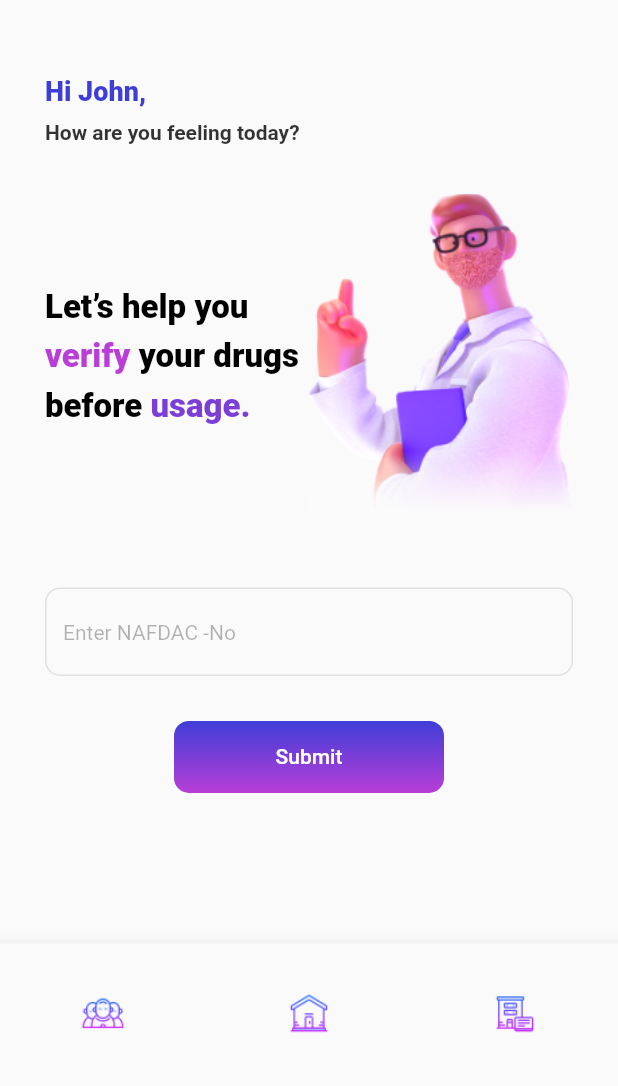
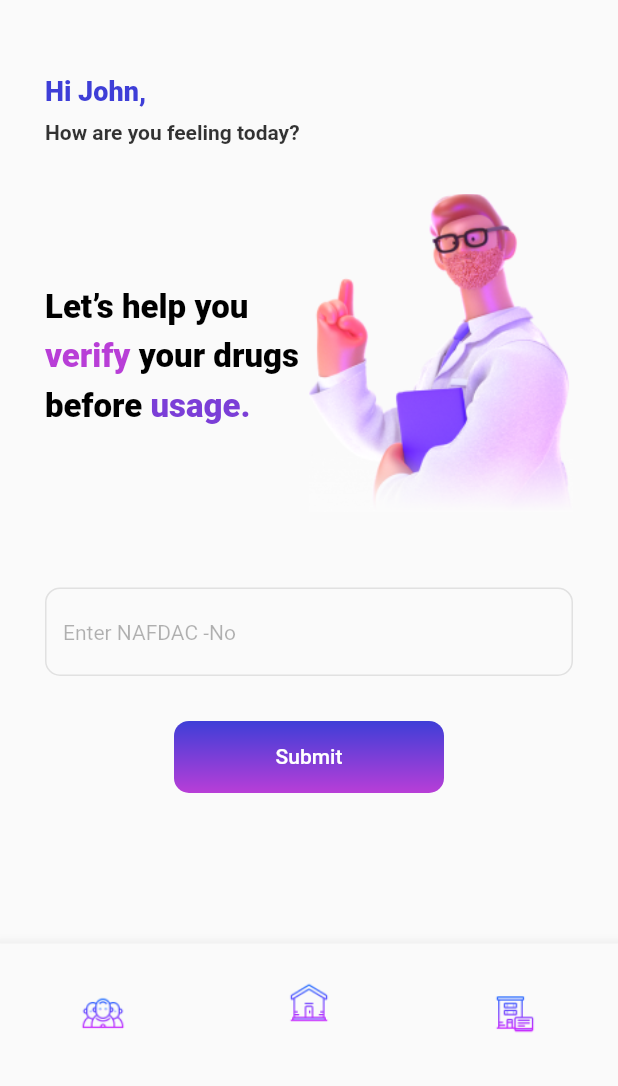
Before and after one commit to emodot/dv_app, a Flutter app: the screen it shows after launch, after a tap on "Skip", after a tap on "Submit", on a phone screen of 412 x 824 dp, the part 150-1236 px from its top. Run offline on Flutter 3.47's test engine with Material 2 defaults, Android fonts, the phone set to English and light mode, and no system bars; our stand-ins replace flutter_svg.

Commit message:
restructed the bottom nav bar

```diff
--- /dev/null
+++ b/lib/layouts/main_app.dart
@@ -0,0 +1,107 @@
+import 'package:dv_app/screens/about/about_screen.dart';
+import 'package:dv_app/screens/home/home_screen.dart';
+import 'package:dv_app/screens/team/team_screen.dart';
+import 'package:flutter/material.dart';
+
+class MainApp extends StatefulWidget {
+  const MainApp({super.key});
+
+  @override
+  State<MainApp> createState() => _MainAppState();
+}
+
+class _MainAppState extends State<MainApp> {
+  int currentIndex = 1;
+  final screens = [
+    const AboutScreen(),
+    const HomeScreen(),
+    const TeamScreen(),
+  ];
+
+  @override
+  Widget build(BuildContext context) {
+    return Scaffold(
+      body: screens[currentIndex],
+      bottomNavigationBar: SizedBox(
+        height: 95,
+        child: BottomNavigationBar(
+          showSelectedLabels: true,
+          showUnselectedLabels: false,
+          currentIndex: currentIndex,
+          onTap: (index) => setState(() => currentIndex = index),
+          items: [
+            BottomNavigationBarItem(
+              label: "",
+              icon: Image.asset(
+                "assets/icons/team.png",
+                width: 30,
+                height: 30,
+              ),
+            ),
+            BottomNavigationBarItem(
+              label: "",
+              icon: Image.asset(
+                "assets/icons/home.png",
+                width: 30,
+                height: 30,
+              ),
+            ),
+            BottomNavigationBarItem(
+              label: "",
+              icon: Image.asset(
+                "assets/icons/about.png",
+                width: 30,
+                height: 30,
+              ),
+            ),
+          ],
+        ),
+      ),
+    );
+  }
+}
+
+class BottomNavBar extends StatelessWidget {
+  const BottomNavBar({
+    super.key,
+  });
+
+  @override
+  Widget build(BuildContext context) {
+    return SizedBox(
+      height: 95,
+      child: BottomNavigationBar(
+        showSelectedLabels: false,
+        showUnselectedLabels: false,
+        // currentIndex: currentIndex,
+        // onTap: (index) => currentIndex = index,
+        items: [
+          BottomNavigationBarItem(
+            label: "",
+            icon: Image.asset(
+              "assets/icons/team.png",
+              width: 30,
+              height: 30,
+            ),
+          ),
+          BottomNavigationBarItem(
+            label: "",
+            icon: Image.asset(
+              "assets/icons/home.png",
+              width: 30,
+              height: 30,
+            ),
+          ),
+          BottomNavigationBarItem(
+            label: "",
+            icon: Image.asset(
+              "assets/icons/about.png",
+              width: 30,
+              height: 30,
+            ),
+          ),
+        ],
+      ),
+    );
+  }
+}
--- a/lib/screens/about/about_screen.dart
+++ b/lib/screens/about/about_screen.dart
@@ -80,7 +80,7 @@ class AboutScreen extends StatelessWidget {
           ),
         ),
       ),
-      bottomNavigationBar: const BottomNavBar(),
+      // bottomNavigationBar: const BottomNavBar(),
     );
   }
 }
--- a/lib/screens/home/home_screen.dart
+++ b/lib/screens/home/home_screen.dart
@@ -156,7 +156,7 @@ class HomeScreen extends StatelessWidget {
           ),
         ),
       ),
-      bottomNavigationBar: const BottomNavBar(),
+      // bottomNavigationBar: const BottomNavBar(),
     );
   }
 
--- a/lib/screens/welcome/welcome_screen.dart
+++ b/lib/screens/welcome/welcome_screen.dart
@@ -1,3 +1,4 @@
+import 'package:dv_app/layouts/main_app.dart';
 import 'package:flutter/material.dart';
 
 import '../../constants.dart';
@@ -94,12 +95,11 @@ class WelcomeScreen extends StatelessWidget {
                           Navigator.push(
                             context,
                             MaterialPageRoute(
-                              builder: (context) => const HomeScreen(),
+                              builder: (context) => const MainApp(),
                             ),
                           );
                         },
                         style: TextButton.styleFrom(
-                          // backgroundColor: kPrimaryColor,
                           foregroundColor: Colors.white,
                           fixedSize: const Size(180, 45),
                         ),
```
Also changed, not shown: lib/components/bottom_nav_bar.dart (+18 -1 lines), lib/screens/team/team_screen.dart (added, +10 -0 lines).
